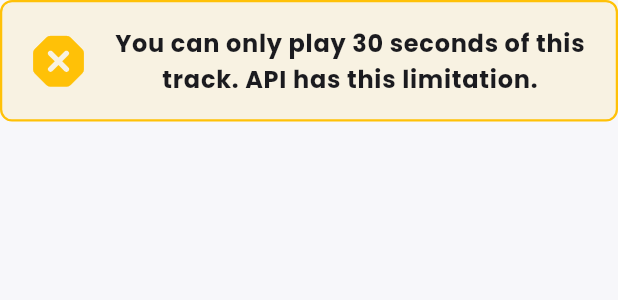
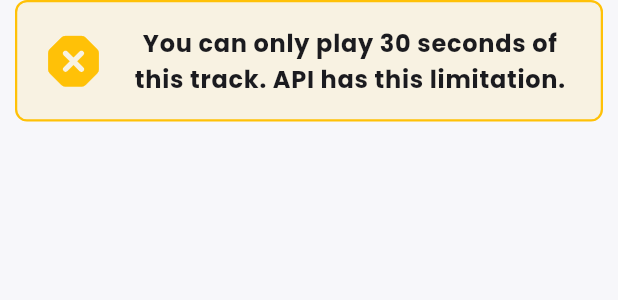
Before and after one commit to palp1ix/listen_to_my_tracks, a Flutter app: the WarningWidget widget shown alone on an empty page, opened directly, on a phone screen of 412 x 824 dp. Shown: the top 300 px of the screen. Run offline on Flutter 3.47's test engine with Material 3 defaults, Android fonts, the phone set to English and light mode, and no system bars; our stand-ins replace auto_route, dio, equatable, flutter_bloc, get_it, google_fonts and 2 more; network calls fail.

Commit message:
refactor(details): Create a padding for better readability

```diff
--- a/lib/features/details/view/track_details_screen.dart
+++ b/lib/features/details/view/track_details_screen.dart
@@ -102,7 +102,9 @@ class WarningWidget extends StatelessWidget {
   Widget build(BuildContext context) {
     final theme = Theme.of(context);
 
-    return Container(
+    return Padding(
+      padding: const EdgeInsets.symmetric(horizontal: 10),
+      child: Container(
         decoration: BoxDecoration(
           color: AppColors.warning.withValues(alpha: 0.1),
           borderRadius: BorderRadius.circular(8),
@@ -127,6 +129,7 @@ class WarningWidget extends StatelessWidget {
                 ),
               ),
             ],
+          ),
         ),
       ),
     );
```
Lines whose indentation alone changed are shown as unchanged.
